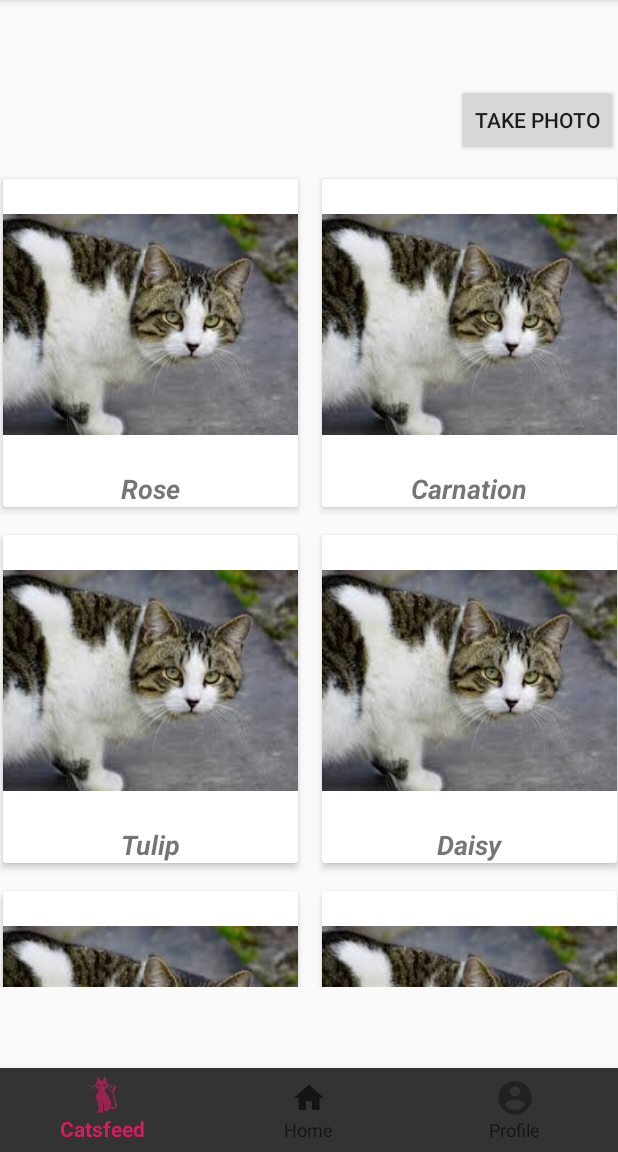
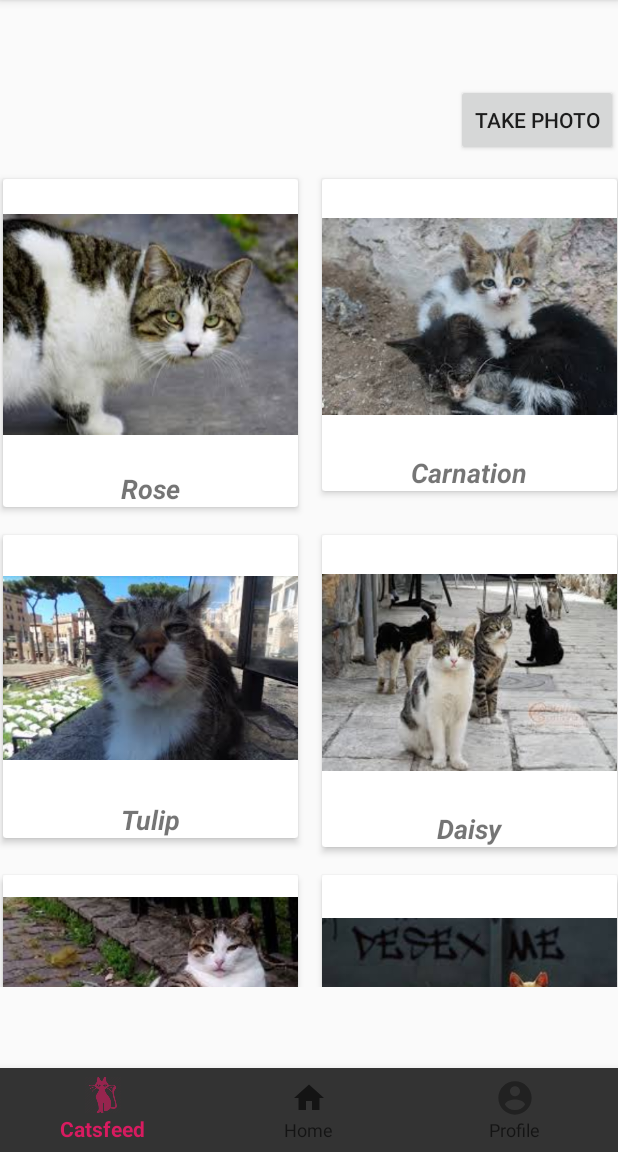
Before and after one commit to tanyhb1/YSC3237FinalProject, an Android app: the screen it shows after launch (MainActivity), on a phone screen of 412 x 824 dp, the part 84-1236 px from its top. Run offline under Robolectric (Android 15) with nearby library versions, the phone set to English and light mode, and no system bars; our stand-ins replace navigation-ui.

Commit message:
added cat photo to each cardview for demo

```diff
--- a/app/src/main/java/com/ysc3237/snapcat/ui/Catsfeed/CatsfeedFragment.kt
+++ b/app/src/main/java/com/ysc3237/snapcat/ui/Catsfeed/CatsfeedFragment.kt
@@ -38,42 +38,42 @@ class CatsfeedFragment : Fragment() {
         mCatList.add(mCatData)
         mCatData = CatData(
             "Carnation", getString(com.ysc3237.snapcat.R.string.description_flower_carnation),
-            com.ysc3237.snapcat.R.drawable.cat1
+            com.ysc3237.snapcat.R.drawable.cat2
         )
         mCatList.add(mCatData)
         mCatData = CatData(
             "Tulip", getString(com.ysc3237.snapcat.R.string.description_flower_tulip),
-            com.ysc3237.snapcat.R.drawable.cat1
+            com.ysc3237.snapcat.R.drawable.cat3
         )
         mCatList.add(mCatData)
         mCatData = CatData(
             "Daisy", getString(com.ysc3237.snapcat.R.string.description_flower_daisy),
-            com.ysc3237.snapcat.R.drawable.cat1
+            com.ysc3237.snapcat.R.drawable.cat4
         )
         mCatList.add(mCatData)
         mCatData = CatData(
             "Sunflower", getString(com.ysc3237.snapcat.R.string.description_flower_sunflower),
-            com.ysc3237.snapcat.R.drawable.cat1
+            com.ysc3237.snapcat.R.drawable.cat5
         )
         mCatList.add(mCatData)
         mCatData = CatData(
             "Daffodil", getString(com.ysc3237.snapcat.R.string.description_flower_daffodil),
-            com.ysc3237.snapcat.R.drawable.cat1
+            com.ysc3237.snapcat.R.drawable.cat6
         )
         mCatList.add(mCatData)
         mCatData = CatData(
             "Gerbera", getString(com.ysc3237.snapcat.R.string.description_flower_gerbera),
-            com.ysc3237.snapcat.R.drawable.cat1
+            com.ysc3237.snapcat.R.drawable.cat7
         )
         mCatList.add(mCatData)
         mCatData = CatData(
             "Orchid", getString(com.ysc3237.snapcat.R.string.description_flower_orchid),
-            com.ysc3237.snapcat.R.drawable.cat1
+            com.ysc3237.snapcat.R.drawable.cat8
         )
         mCatList.add(mCatData)
         mCatData = CatData(
             "Iris", getString(com.ysc3237.snapcat.R.string.description_flower_iris),
-            com.ysc3237.snapcat.R.drawable.cat1
+            com.ysc3237.snapcat.R.drawable.cat9
         )
         mCatList.add(mCatData)
         mCatData = CatData(
--- a/app/src/main/res/layout/recyclerview_row_item.xml
+++ b/app/src/main/res/layout/recyclerview_row_item.xml
@@ -23,7 +23,7 @@
                 android:id="@+id/ivImage"
                 android:layout_width="wrap_content"
                 android:layout_height="wrap_content"
-                android:src="@drawable/cat1" />
+                />
 
             <TextView
                 android:id="@+id/tvTitle"
```
